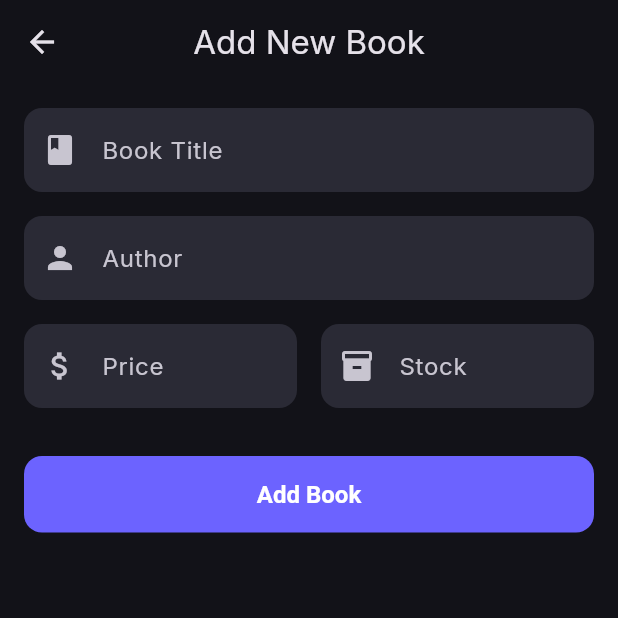
After one commit to anasfarock/flutter-bookstore-fyp, a Flutter app: the RegisterScreen screen opened by its route, after a tap on "Sign Up as Seller (Test)", after a tap on "Add New Book", on a phone screen of 412 x 824 dp, the top half of it. The commit adds this screen. Run offline on Flutter 3.47's test engine with Material 3 defaults, Android fonts, the phone set to English and light mode, and no system bars; our stand-ins replace flutter_riverpod, go_router, google_fonts; network calls fail.

Commit message:
added seller's dashboard

```diff
--- a/lib/core/router/app_router.dart
+++ b/lib/core/router/app_router.dart
@@ -4,6 +4,8 @@ import 'package:go_router/go_router.dart';
 import '../../features/auth/presentation/screens/login_screen.dart';
 import '../../features/auth/presentation/screens/register_screen.dart';
 import '../../features/seller/presentation/seller_dashboard_screen.dart';
+import '../../features/seller/presentation/store_profile_screen.dart';
+import '../../features/seller/presentation/add_product_screen.dart';
 import '../../features/buyer/presentation/buyer_home_screen.dart';
 
 final appRouter = GoRouter(
@@ -22,6 +24,14 @@ final appRouter = GoRouter(
       builder: (context, state) => const SellerDashboardScreen(),
     ),
     GoRoute(
+      path: '/store-profile',
+      builder: (context, state) => const StoreProfileScreen(),
+    ),
+    GoRoute(
+      path: '/add-product',
+      builder: (context, state) => const AddProductScreen(),
+    ),
+    GoRoute(
       path: '/buyer-home',
       builder: (context, state) => const BuyerHomeScreen(),
     ),
--- a/lib/features/auth/presentation/screens/register_screen.dart
+++ b/lib/features/auth/presentation/screens/register_screen.dart
@@ -68,14 +68,19 @@ class RegisterScreen extends StatelessWidget {
                   // Ideally, use a Riverpod provider to hold the form state.
                   // For now, let's just go to buyer home as a demo or ask user.
 
-                  // Simple hack for this step:
-                  // We can't easily get the dropdown value here without state.
-                  // I will convert this to a ConsumerWidget in the next step to better handle state.
-                  // But for now, let's just pop for "Success".
-                  // Actually, let's just navigate to buyer-home for testing
+                  // Simple hack for demo:
+                  // We'll just check if the last selected value "could" be seller if we had state.
+                  // For now, let's just create two buttons for testing flow:
+                  context.go('/seller-dashboard');
+                },
+                child: const Text('Sign Up as Seller (Test)'),
+              ),
+              const SizedBox(height: 16),
+              ElevatedButton(
+                onPressed: () {
                   context.go('/buyer-home');
                 },
-                child: const Text('Sign Up'),
+                child: const Text('Sign Up as Buyer (Test)'),
               ),
               const SizedBox(height: 16),
               TextButton(
--- /dev/null
+++ b/lib/features/seller/presentation/add_product_screen.dart
@@ -0,0 +1,98 @@
+
+import 'package:flutter/material.dart';
+import 'package:go_router/go_router.dart';
+
+class AddProductScreen extends StatefulWidget {
+  const AddProductScreen({super.key});
+
+  @override
+  State<AddProductScreen> createState() => _AddProductScreenState();
+}
+
+class _AddProductScreenState extends State<AddProductScreen> {
+  final _formKey = GlobalKey<FormState>();
+  final _titleController = TextEditingController();
+  final _authorController = TextEditingController();
+  final _priceController = TextEditingController();
+  final _stockController = TextEditingController();
+
+  @override
+  Widget build(BuildContext context) {
+    return Scaffold(
+      appBar: AppBar(title: const Text('Add New Book')),
+      body: SingleChildScrollView(
+        padding: const EdgeInsets.all(16.0),
+        child: Form(
+          key: _formKey,
+          child: Column(
+            crossAxisAlignment: CrossAxisAlignment.stretch,
+            children: [
+              TextFormField(
+                controller: _titleController,
+                decoration: const InputDecoration(
+                  labelText: 'Book Title',
+                  prefixIcon: Icon(Icons.book),
+                ),
+                validator: (value) =>
+                    value!.isEmpty ? 'Please enter title' : null,
+              ),
+              const SizedBox(height: 16),
+              TextFormField(
+                controller: _authorController,
+                decoration: const InputDecoration(
+                  labelText: 'Author',
+                  prefixIcon: Icon(Icons.person),
+                ),
+                validator: (value) =>
+                    value!.isEmpty ? 'Please enter author' : null,
+              ),
+              const SizedBox(height: 16),
+              Row(
+                children: [
+                  Expanded(
+                    child: TextFormField(
+                      controller: _priceController,
+                      decoration: const InputDecoration(
+                        labelText: 'Price',
+                        prefixIcon: Icon(Icons.attach_money),
+                      ),
+                      keyboardType: TextInputType.number,
+                      validator: (value) =>
+                          value!.isEmpty ? 'Required' : null,
+                    ),
+                  ),
+                  const SizedBox(width: 16),
+                  Expanded(
+                    child: TextFormField(
+                      controller: _stockController,
+                      decoration: const InputDecoration(
+                        labelText: 'Stock',
+                        prefixIcon: Icon(Icons.inventory),
+                      ),
+                      keyboardType: TextInputType.number,
+                      validator: (value) =>
+                          value!.isEmpty ? 'Required' : null,
+                    ),
+                  ),
+                ],
+              ),
+              const SizedBox(height: 32),
+              ElevatedButton(
+                onPressed: () {
+                  if (_formKey.currentState!.validate()) {
+                    // TODO: Implement Add Book Logic
+                    ScaffoldMessenger.of(context).showSnackBar(
+                      const SnackBar(content: Text('Book Added!')),
+                    );
+                    context.pop();
+                  }
+                },
+                child: const Text('Add Book'),
+              ),
+            ],
+          ),
+        ),
+      ),
+    );
+  }
+}
--- a/lib/features/seller/presentation/seller_dashboard_screen.dart
+++ b/lib/features/seller/presentation/seller_dashboard_screen.dart
@@ -1,5 +1,7 @@
 
 import 'package:flutter/material.dart';
+import 'package:go_router/go_router.dart';
+import 'widgets/inventory_list.dart';
 
 class SellerDashboardScreen extends StatelessWidget {
   const SellerDashboardScreen({super.key});
@@ -7,9 +9,49 @@ class SellerDashboardScreen extends StatelessWidget {
   @override
   Widget build(BuildContext context) {
     return Scaffold(
-      appBar: AppBar(title: const Text('Seller Dashboard')),
-      body: const Center(
-        child: Text('Welcome, Seller!'),
+      appBar: AppBar(
+        title: const Text('Seller Dashboard'),
+        actions: [
+          IconButton(
+            icon: const Icon(Icons.settings),
+            onPressed: () => context.push('/store-profile'),
+          ),
+        ],
+      ),
+      body: Center(
+        child: Column(
+          mainAxisAlignment: MainAxisAlignment.center,
+          children: [
+            const Icon(Icons.storefront, size: 80, color: Colors.grey),
+            const SizedBox(height: 16),
+            Text(
+              'Manage your inventory',
+              style: Theme.of(context).textTheme.titleLarge,
+            ),
+            const SizedBox(height: 32),
+            ElevatedButton.icon(
+              onPressed: () => context.push('/add-product'),
+              icon: const Icon(Icons.add),
+              label: const Text('Add New Book'),
+            ),
+            const SizedBox(height: 32),
+            const Align(
+              alignment: Alignment.centerLeft,
+              child: Padding(
+                padding: EdgeInsets.symmetric(horizontal: 16.0),
+                child: Text(
+                  'My Inventory',
+                  style: TextStyle(fontSize: 20, fontWeight: FontWeight.bold),
+                ),
+              ),
+            ),
+            const SizedBox(height: 16),
+            const Padding(
+              padding: EdgeInsets.symmetric(horizontal: 16.0),
+              child: InventoryList(),
+            ),
+          ],
+        ),
       ),
     );
   }
--- /dev/null
+++ b/lib/features/seller/presentation/store_profile_screen.dart
@@ -0,0 +1,83 @@
+
+import 'package:flutter/material.dart';
+import 'package:go_router/go_router.dart';
+
+class StoreProfileScreen extends StatefulWidget {
+  const StoreProfileScreen({super.key});
+
+  @override
+  State<StoreProfileScreen> createState() => _StoreProfileScreenState();
+}
+
+class _StoreProfileScreenState extends State<StoreProfileScreen> {
+  final _formKey = GlobalKey<FormState>();
+  final _nameController = TextEditingController();
+  final _descriptionController = TextEditingController();
+
+  @override
+  Widget build(BuildContext context) {
+    return Scaffold(
+      appBar: AppBar(title: const Text('Store Profile')),
+      body: SingleChildScrollView(
+        padding: const EdgeInsets.all(16.0),
+        child: Form(
+          key: _formKey,
+          child: Column(
+            crossAxisAlignment: CrossAxisAlignment.stretch,
+            children: [
+              GestureDetector(
+                onTap: () {
+                  // TODO: Implement Image Picker
+                },
+                child: Container(
+                  height: 120,
+                  width: 120,
+                  decoration: BoxDecoration(
+                    color: Colors.grey[800],
+                    shape: BoxShape.circle,
+                    border: Border.all(color: Theme.of(context).primaryColor),
+                  ),
+                  child: const Icon(Icons.add_a_photo, size: 40),
+                ),
+              ),
+              const SizedBox(height: 24),
+              TextFormField(
+                controller: _nameController,
+                decoration: const InputDecoration(
+                  labelText: 'Store Name',
+                  prefixIcon: Icon(Icons.store),
+                ),
+                validator: (value) =>
+                    value!.isEmpty ? 'Please enter story name' : null,
+              ),
+              const SizedBox(height: 16),
+              TextFormField(
+                controller: _descriptionController,
+                decoration: const InputDecoration(
+                  labelText: 'Description',
+                  prefixIcon: Icon(Icons.description),
+                ),
+                maxLines: 3,
+                validator: (value) =>
+                    value!.isEmpty ? 'Please enter description' : null,
+              ),
+              const SizedBox(height: 32),
+              ElevatedButton(
+                onPressed: () {
+                  if (_formKey.currentState!.validate()) {
+                    // TODO: Implement Save Logic (Firestore)
+                    ScaffoldMessenger.of(context).showSnackBar(
+                      const SnackBar(content: Text('Profile Saved')),
+                    );
+                    context.pop();
+                  }
+                },
+                child: const Text('Save Profile'),
+              ),
+            ],
+          ),
+        ),
+      ),
+    );
+  }
+}
--- /dev/null
+++ b/lib/features/seller/presentation/widgets/inventory_list.dart
@@ -0,0 +1,103 @@
+
+import 'package:flutter/material.dart';
+
+class InventoryList extends StatelessWidget {
+  const InventoryList({super.key});
+
+  @override
+  Widget build(BuildContext context) {
+    // Mock Data
+    final books = [
+      {
+        'title': 'The Great Gatsby',
+        'author': 'F. Scott Fitzgerald',
+        'price': '\$15.00',
+        'stock': '12',
+        'image': 'https://placehold.co/100x150/png?text=Gatsby'
+      },
+      {
+        'title': '1984',
+        'author': 'George Orwell',
+        'price': '\$12.50',
+        'stock': '8',
+        'image': 'https://placehold.co/100x150/png?text=1984'
+      },
+      {
+        'title': 'Flutter Apprentice',
+        'author': 'Mike Katz',
+        'price': '\$45.00',
+        'stock': '5',
+        'image': 'https://placehold.co/100x150/png?text=Flutter'
+      },
+    ];
+
+    return ListView.separated(
+      physics: const NeverScrollableScrollPhysics(),
+      shrinkWrap: true,
+      itemCount: books.length,
+      separatorBuilder: (context, index) => const Divider(height: 1),
+      itemBuilder: (context, index) {
+        final book = books[index];
+        return ListTile(
+          contentPadding: const EdgeInsets.symmetric(horizontal: 0, vertical: 8),
+          leading: Container(
+            width: 50,
+            height: 75,
+            decoration: BoxDecoration(
+              color: Colors.grey[800],
+              borderRadius: BorderRadius.circular(4),
+              image: DecorationImage(
+                image: NetworkImage(book['image']!),
+                fit: BoxFit.cover,
+              ),
+            ),
+          ),
+          title: Text(
+            book['title']!,
+            style: const TextStyle(fontWeight: FontWeight.bold),
+          ),
+          subtitle: Column(
+            crossAxisAlignment: CrossAxisAlignment.start,
+            children: [
+              Text(book['author']!),
+              const SizedBox(height: 4),
+              Row(
+                children: [
+                  Container(
+                    padding: const EdgeInsets.symmetric(horizontal: 6, vertical: 2),
+                    decoration: BoxDecoration(
+                      color: Theme.of(context).primaryColor.withOpacity(0.2),
+                      borderRadius: BorderRadius.circular(4),
+                    ),
+                    child: Text(
+                      'Stock: ${book['stock']}',
+                      style: TextStyle(
+                        fontSize: 12,
+                        color: Theme.of(context).primaryColor,
+                      ),
+                    ),
+                  ),
+                  const Spacer(),
+                  Text(
+                    book['price']!,
+                    style: const TextStyle(
+                      fontWeight: FontWeight.bold,
+                      color: Colors.greenAccent,
+                    ),
+                  ),
+                ],
+              ),
+            ],
+          ),
+          trailing: PopupMenuButton(
+            itemBuilder: (context) => [
+              const PopupMenuItem(value: 'edit', child: Text('Edit')),
+              const PopupMenuItem(value: 'delete', child: Text('Delete')),
+            ],
+            icon: const Icon(Icons.more_vert),
+          ),
+        );
+      },
+    );
+  }
+}
```
